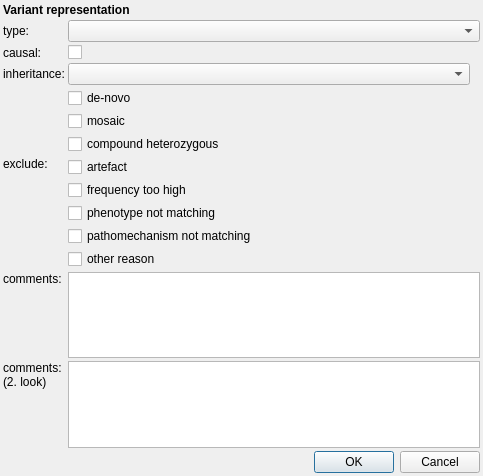
Qt form src/GSvar/ReportVariantDialog.ui (imgag/ngs-bits) before a commit.
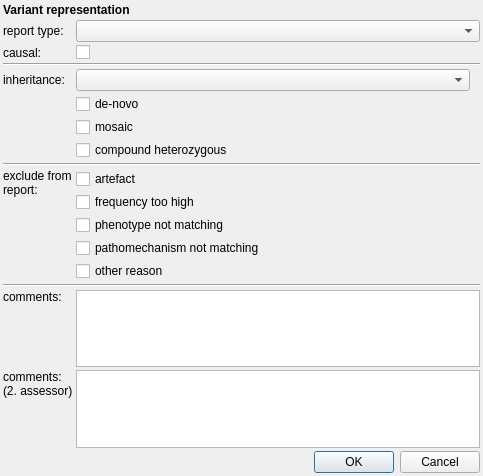
The same form after that commit. Icons and pictures are not drawn.

Commit message: Update report configuration.

```diff
--- a/src/GSvar/ReportVariantDialog.ui
+++ b/src/GSvar/ReportVariantDialog.ui
@@ -33,28 +33,47 @@
    <property name="spacing">
     <number>3</number>
    </property>
+   <item row="13" column="1" colspan="3">
+    <widget class="QCheckBox" name="exclude_phenotype">
+     <property name="text">
+      <string>phenotype not matching</string>
+     </property>
+    </widget>
+   </item>
+   <item row="11" column="1" colspan="3">
+    <widget class="QCheckBox" name="exclude_artefact">
+     <property name="text">
+      <string>artefact</string>
+     </property>
+    </widget>
+   </item>
    <item row="15" column="1" colspan="3">
-    <widget class="QPlainTextEdit" name="comments2"/>
-   </item>
-   <item row="15" column="0">
-    <widget class="QLabel" name="label_9">
-     <property name="toolTip">
-      <string>&lt;html&gt;&lt;head/&gt;&lt;body&gt;&lt;p&gt;Comments of a second person that reviews the first evaluation.&lt;/p&gt;&lt;/body&gt;&lt;/html&gt;</string>
+    <widget class="QCheckBox" name="exclude_other">
+     <property name="text">
+      <string>other reason</string>
      </property>
+    </widget>
+   </item>
+   <item row="14" column="1" colspan="3">
+    <widget class="QCheckBox" name="exclude_mechanism">
      <property name="text">
-      <string>&lt;html&gt;&lt;head/&gt;&lt;body&gt;&lt;p&gt;comments:&lt;br/&gt;(2. look)&lt;/p&gt;&lt;/body&gt;&lt;/html&gt;</string>
+      <string>pathomechanism not matching</string>
      </property>
-     <property name="alignment">
-      <set>Qt::AlignLeading|Qt::AlignLeft|Qt::AlignTop</set>
-     </property>
-     <property name="wordWrap">
-      <bool>true</bool>
+    </widget>
+   </item>
+   <item row="12" column="1" colspan="3">
+    <widget class="QCheckBox" name="exclude_frequency">
+     <property name="text">
+      <string>frequency too high</string>
      </property>
     </widget>
    </item>
    <item row="2" column="1" colspan="3">
     <widget class="QComboBox" name="type"/>
    </item>
+   <item row="18" column="1" colspan="3">
+    <widget class="QPlainTextEdit" name="comments2"/>
+   </item>
    <item row="4" column="1" colspan="3">
     <widget class="QCheckBox" name="causal">
      <property name="text">
@@ -62,10 +81,39 @@
      </property>
     </widget>
    </item>
-   <item row="6" column="0">
-    <widget class="QLabel" name="label_3">
+   <item row="18" column="0">
+    <widget class="QLabel" name="label_9">
      <property name="toolTip">
-      <string>The variant is de-novo.</string>
+      <string>&lt;html&gt;&lt;head/&gt;&lt;body&gt;&lt;p&gt;Comments of a second person that reviews the first evaluation.&lt;/p&gt;&lt;/body&gt;&lt;/html&gt;</string>
+     </property>
+     <property name="text">
+      <string>&lt;html&gt;&lt;head/&gt;&lt;body&gt;&lt;p&gt;comments:&lt;br/&gt;(2. assessor)&lt;/p&gt;&lt;/body&gt;&lt;/html&gt;</string>
+     </property>
+     <property name="alignment">
+      <set>Qt::AlignLeading|Qt::AlignLeft|Qt::AlignTop</set>
+     </property>
+     <property name="wordWrap">
+      <bool>true</bool>
+     </property>
+    </widget>
+   </item>
+   <item row="4" column="0">
+    <widget class="QLabel" name="label_8">
+     <property name="toolTip">
+      <string>The variant is causal for the patient phenotype(s).</string>
+     </property>
+     <property name="text">
+      <string>causal:</string>
+     </property>
+     <property name="alignment">
+      <set>Qt::AlignLeading|Qt::AlignLeft|Qt::AlignVCenter</set>
+     </property>
+    </widget>
+   </item>
+   <item row="8" column="0">
+    <widget class="QLabel" name="label_4">
+     <property name="toolTip">
+      <string>The variant is in mosaic state.</string>
      </property>
      <property name="text">
       <string/>
@@ -73,22 +121,39 @@
      <property name="alignment">
       <set>Qt::AlignLeading|Qt::AlignLeft|Qt::AlignVCenter</set>
      </property>
-     <property name="buddy">
-      <cstring>de_novo</cstring>
+    </widget>
+   </item>
+   <item row="2" column="0">
+    <widget class="QLabel" name="label">
+     <property name="toolTip">
+      <string>&lt;html&gt;&lt;head/&gt;&lt;body&gt;&lt;p&gt;Report type the variant belongs to.&lt;/p&gt;&lt;p&gt;This information is mandatory!&lt;/p&gt;&lt;/body&gt;&lt;/html&gt;</string>
      </property>
+     <property name="text">
+      <string>report type:</string>
+     </property>
+     <property name="alignment">
+      <set>Qt::AlignLeading|Qt::AlignLeft|Qt::AlignVCenter</set>
+     </property>
     </widget>
    </item>
-   <item row="14" column="1" colspan="3">
+   <item row="6" column="1" colspan="2">
+    <widget class="QComboBox" name="inheritance">
+     <property name="toolTip">
+      <string>Inhertitance mode of the variant.</string>
+     </property>
+    </widget>
+   </item>
+   <item row="7" column="1" colspan="3">
+    <widget class="QCheckBox" name="de_novo">
+     <property name="text">
+      <string>de-novo</string>
+     </property>
+    </widget>
+   </item>
+   <item row="17" column="1" colspan="3">
     <widget class="QPlainTextEdit" name="comments"/>
    </item>
-   <item row="8" column="1" colspan="3">
-    <widget class="QCheckBox" name="comp_het">
-     <property name="text">
-      <string>compound heterozygous</string>
-     </property>
-    </widget>
-   </item>
-   <item row="5" column="3">
+   <item row="6" column="3">
     <widget class="QLabel" name="inheritance_hint">
      <property name="sizePolicy">
       <sizepolicy hsizetype="Preferred" vsizetype="Preferred">
@@ -113,7 +178,7 @@
      </property>
     </widget>
    </item>
-   <item row="5" column="0">
+   <item row="6" column="0">
     <widget class="QLabel" name="label_2">
      <property name="text">
       <string>inheritance:</string>
@@ -123,40 +188,10 @@
      </property>
     </widget>
    </item>
-   <item row="4" column="0">
-    <widget class="QLabel" name="label_8">
+   <item row="7" column="0">
+    <widget class="QLabel" name="label_3">
      <property name="toolTip">
-      <string>The variant is causal for the patient phenotype(s).</string>
-     </property>
-     <property name="text">
-      <string>causal:</string>
-     </property>
-     <property name="alignment">
-      <set>Qt::AlignLeading|Qt::AlignLeft|Qt::AlignVCenter</set>
-     </property>
-    </widget>
-   </item>
-   <item row="16" column="0" colspan="4">
-    <widget class="QDialogButtonBox" name="buttonBox">
-     <property name="orientation">
-      <enum>Qt::Horizontal</enum>
-     </property>
-     <property name="standardButtons">
-      <set>QDialogButtonBox::Cancel|QDialogButtonBox::Ok</set>
-     </property>
-    </widget>
-   </item>
-   <item row="6" column="1" colspan="3">
-    <widget class="QCheckBox" name="de_novo">
-     <property name="text">
-      <string>de-novo</string>
-     </property>
-    </widget>
-   </item>
-   <item row="8" column="0">
-    <widget class="QLabel" name="label_5">
-     <property name="toolTip">
-      <string>The variant is compound-heterozygous.</string>
+      <string>The variant is de-novo.</string>
      </property>
      <property name="text">
       <string/>
@@ -164,18 +199,8 @@
      <property name="alignment">
       <set>Qt::AlignLeading|Qt::AlignLeft|Qt::AlignVCenter</set>
      </property>
-    </widget>
-   </item>
-   <item row="14" column="0">
-    <widget class="QLabel" name="label_6">
-     <property name="toolTip">
-      <string>&lt;html&gt;&lt;head/&gt;&lt;body&gt;&lt;p&gt;Comments of the first evaluation.&lt;/p&gt;&lt;/body&gt;&lt;/html&gt;</string>
-     </property>
-     <property name="text">
-      <string>comments:</string>
-     </property>
-     <property name="alignment">
-      <set>Qt::AlignLeading|Qt::AlignLeft|Qt::AlignTop</set>
+     <property name="buddy">
+      <cstring>de_novo</cstring>
      </property>
     </widget>
    </item>
@@ -192,10 +217,30 @@
      </property>
     </widget>
    </item>
-   <item row="7" column="0">
-    <widget class="QLabel" name="label_4">
+   <item row="9" column="1" colspan="3">
+    <widget class="QCheckBox" name="comp_het">
+     <property name="text">
+      <string>compound heterozygous</string>
+     </property>
+    </widget>
+   </item>
+   <item row="17" column="0">
+    <widget class="QLabel" name="label_6">
      <property name="toolTip">
-      <string>The variant is in mosaic state.</string>
+      <string>&lt;html&gt;&lt;head/&gt;&lt;body&gt;&lt;p&gt;Comments of the first evaluation.&lt;/p&gt;&lt;/body&gt;&lt;/html&gt;</string>
+     </property>
+     <property name="text">
+      <string>comments:</string>
+     </property>
+     <property name="alignment">
+      <set>Qt::AlignLeading|Qt::AlignLeft|Qt::AlignTop</set>
+     </property>
+    </widget>
+   </item>
+   <item row="9" column="0">
+    <widget class="QLabel" name="label_5">
+     <property name="toolTip">
+      <string>The variant is compound-heterozygous.</string>
      </property>
      <property name="text">
       <string/>
@@ -205,61 +250,51 @@
      </property>
     </widget>
    </item>
-   <item row="2" column="0">
-    <widget class="QLabel" name="label">
-     <property name="toolTip">
-      <string>&lt;html&gt;&lt;head/&gt;&lt;body&gt;&lt;p&gt;Report type the variant belongs to.&lt;/p&gt;&lt;p&gt;This information is mandatory!&lt;/p&gt;&lt;/body&gt;&lt;/html&gt;</string>
+   <item row="19" column="0" colspan="4">
+    <widget class="QDialogButtonBox" name="buttonBox">
+     <property name="orientation">
+      <enum>Qt::Horizontal</enum>
      </property>
-     <property name="text">
-      <string>type:</string>
-     </property>
-     <property name="alignment">
-      <set>Qt::AlignLeading|Qt::AlignLeft|Qt::AlignVCenter</set>
+     <property name="standardButtons">
+      <set>QDialogButtonBox::Cancel|QDialogButtonBox::Ok</set>
      </property>
     </widget>
    </item>
-   <item row="7" column="1" colspan="3">
+   <item row="8" column="1" colspan="3">
     <widget class="QCheckBox" name="mosaic">
      <property name="text">
       <string>mosaic</string>
      </property>
     </widget>
    </item>
-   <item row="5" column="1" colspan="2">
-    <widget class="QComboBox" name="inheritance">
-     <property name="toolTip">
-      <string>Inhertitance mode of the variant.</string>
+   <item row="5" column="0" colspan="4">
+    <widget class="Line" name="line">
+     <property name="orientation">
+      <enum>Qt::Horizontal</enum>
      </property>
     </widget>
    </item>
-   <item row="12" column="1">
-    <widget class="QCheckBox" name="exclude_mechanism">
-     <property name="text">
-      <string>pathomechanism not matching</string>
+   <item row="10" column="0" colspan="4">
+    <widget class="Line" name="line_2">
+     <property name="orientation">
+      <enum>Qt::Horizontal</enum>
      </property>
     </widget>
    </item>
-   <item row="9" column="1">
-    <widget class="QCheckBox" name="exclude_artefact">
-     <property name="text">
-      <string>artefact</string>
+   <item row="16" column="0" colspan="4">
+    <widget class="Line" name="line_3">
+     <property name="orientation">
+      <enum>Qt::Horizontal</enum>
      </property>
     </widget>
    </item>
-   <item row="11" column="1">
-    <widget class="QCheckBox" name="exclude_phenotype">
-     <property name="text">
-      <string>phenotype not matching</string>
-     </property>
-    </widget>
-   </item>
-   <item row="9" column="0">
+   <item row="11" column="0" rowspan="5">
     <widget class="QLabel" name="label_7">
      <property name="toolTip">
       <string>Reasons why the variant is excluded from the report.</string>
      </property>
      <property name="text">
-      <string>exclude:</string>
+      <string>&lt;html&gt;&lt;head/&gt;&lt;body&gt;&lt;p&gt;exclude from&lt;br/&gt;report:&lt;/p&gt;&lt;/body&gt;&lt;/html&gt;</string>
      </property>
      <property name="alignment">
       <set>Qt::AlignLeading|Qt::AlignLeft|Qt::AlignTop</set>
@@ -269,20 +304,6 @@
      </property>
     </widget>
    </item>
-   <item row="13" column="1">
-    <widget class="QCheckBox" name="exclude_other">
-     <property name="text">
-      <string>other reason</string>
-     </property>
-    </widget>
-   </item>
-   <item row="10" column="1">
-    <widget class="QCheckBox" name="exclude_frequency">
-     <property name="text">
-      <string>frequency too high</string>
-     </property>
-    </widget>
-   </item>
   </layout>
  </widget>
  <resources>
```
The commit also changes 14 other files.
